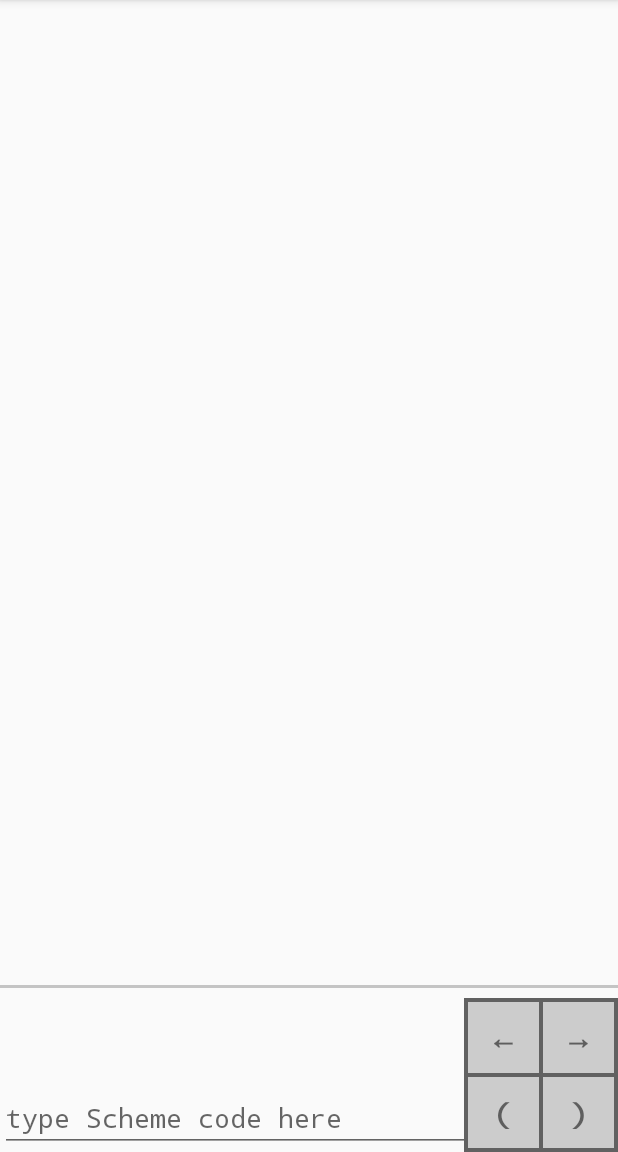
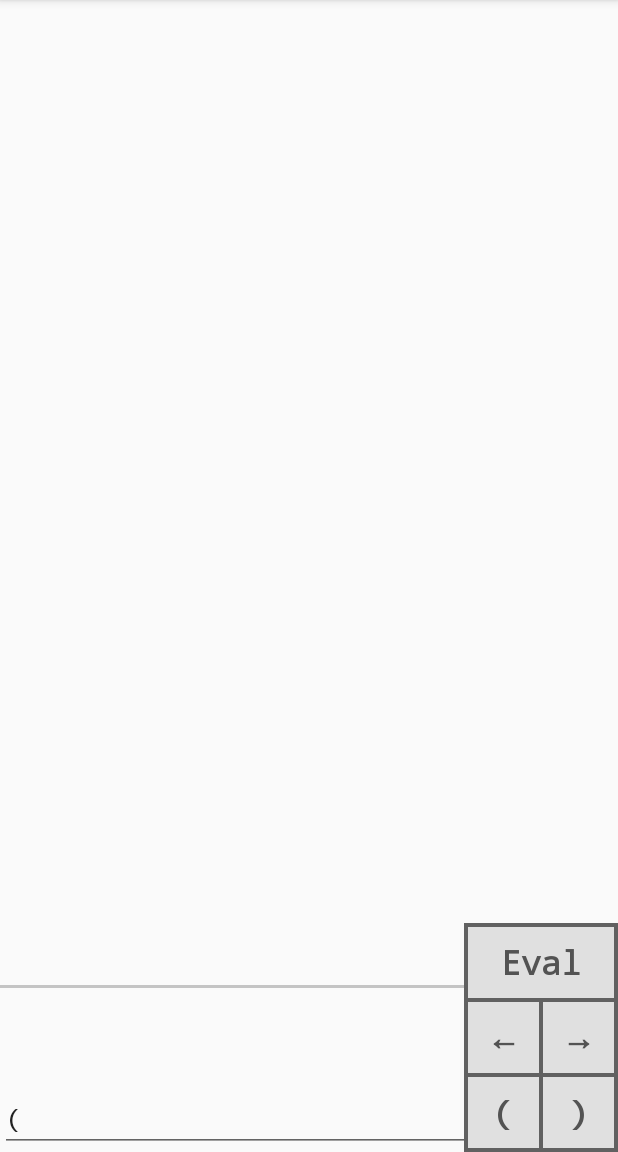
Before and after one commit to magicgoose/schemoid, an Android app: the screen it shows after launch (MainActivity), in the options menu, after a tap on "Settings", on a phone screen of 412 x 824 dp, the part 84-1236 px from its top. Run offline under Robolectric (Android 15) with nearby library versions, the phone set to English and light mode, and no system bars.

Commit message:
some actions for buttons

```diff
--- a/app/src/main/java/magicgoose/schemoid/fragment/ReplFragment.java
+++ b/app/src/main/java/magicgoose/schemoid/fragment/ReplFragment.java
@@ -6,10 +6,15 @@ import android.support.v4.app.Fragment;
 import android.view.LayoutInflater;
 import android.view.View;
 import android.view.ViewGroup;
+import android.widget.EditText;
+import android.widget.Toast;
 
 import magicgoose.schemoid.R;
 
 public class ReplFragment extends Fragment {
+
+    private EditText codeEditText;
+
     @Override
     public void onCreate(final Bundle savedInstanceState) {
         super.onCreate(savedInstanceState);
@@ -21,4 +26,45 @@ public class ReplFragment extends Fragment {
     public View onCreateView(final LayoutInflater inflater, final ViewGroup container, final Bundle savedInstanceState) {
         return inflater.inflate(R.layout.repl, container, false);
     }
+
+    @Override
+    public void onViewCreated(final View view, @Nullable final Bundle savedInstanceState) {
+        super.onViewCreated(view, savedInstanceState);
+        codeEditText = (EditText) view.findViewById(R.id.code_input);
+
+        view.findViewById(R.id.eb_eval).setOnClickListener(this::evalClick);
+
+        view.findViewById(R.id.eb_left_arrow).setOnClickListener(this::arrowClick);
+        view.findViewById(R.id.eb_right_arrow).setOnClickListener(this::arrowClick);
+
+        view.findViewById(R.id.eb_left_paren).setOnClickListener(this::parenClick);
+        view.findViewById(R.id.eb_right_paren).setOnClickListener(this::parenClick);
+    }
+
+    private void parenClick(final View view) {
+        final String paren = view.getId() == R.id.eb_left_paren ? "(" : ")";
+        codeEditText.getText().insert(codeEditText.getSelectionStart(), paren);
+    }
+
+    @Override
+    public void onDestroyView() {
+        super.onDestroyView();
+        this.codeEditText = null;
+    }
+
+    private void arrowClick(final View view) {
+        final int offset = view.getId() == R.id.eb_left_arrow ? -1 : 1;
+        moveCursor(offset);
+    }
+
+    private void moveCursor(final int shift) {
+        final int current = codeEditText.getSelectionStart();
+        final int next = current + shift;
+        final int nextClamped = Math.max(0, Math.min(codeEditText.length(), next));
+        codeEditText.setSelection(nextClamped);
+    }
+
+    private void evalClick(final View view) {
+        Toast.makeText(getActivity(), "Coming soon!", Toast.LENGTH_SHORT).show();
+    }
 }
--- a/app/src/main/res/layout/editor_buttons.xml
+++ b/app/src/main/res/layout/editor_buttons.xml
@@ -5,8 +5,20 @@
               android:layout_height="wrap_content"
               android:padding="@dimen/editor_button_border_size_half"
               android:background="@color/editor_button_border"
-              android:orientation="horizontal"
+              android:orientation="vertical"
     >
+
+    <TextView
+        android:id="@+id/eb_eval"
+        style="@style/EditorButton"
+        android:layout_width="match_parent"
+        android:text="Eval"
+        tools:ignore="HardcodedText"/>
+
+    <LinearLayout
+        android:layout_width="wrap_content"
+        android:layout_height="wrap_content"
+        android:orientation="horizontal">
 
         <LinearLayout
             android:layout_width="wrap_content"
@@ -48,3 +60,5 @@
 
 
     </LinearLayout>
+
+</LinearLayout>
--- a/app/src/main/res/values/colors.xml
+++ b/app/src/main/res/values/colors.xml
@@ -2,6 +2,6 @@
 <resources>
     <color name="divider_color">#c4c4c4</color>
 
-    <color name="editor_button_normal">#cccccc</color>
+    <color name="editor_button_normal">#e0e0e0</color>
     <color name="editor_button_border">#616161</color>
 </resources>
--- a/app/src/main/res/values/styles.xml
+++ b/app/src/main/res/values/styles.xml
@@ -25,8 +25,9 @@
         <item name="android:background">@drawable/editor_button_background</item>
         <item name="android:typeface">monospace</item>
         <item name="android:textStyle">bold</item>
+        <item name="android:textColor">#535353</item>
         <item name="android:gravity">center</item>
-        <item name="android:textSize" tools:ignore="SpUsage">20dp</item>
+        <item name="android:textSize" tools:ignore="SpUsage">22dp</item>
         <item name="android:clickable">true</item>
     </style>
 
--- a/build.gradle
+++ b/build.gradle
@@ -3,9 +3,11 @@
 buildscript {
     repositories {
         jcenter()
+        mavenCentral()
     }
     dependencies {
         classpath 'com.android.tools.build:gradle:1.3.0'
+        classpath 'me.tatarka:gradle-retrolambda:+'
 
         // NOTE: Do not place your application dependencies here; they belong
         // in the individual module build.gradle files
@@ -15,5 +17,6 @@ buildscript {
 allprojects {
     repositories {
         jcenter()
+        mavenCentral()
     }
 }
```
Also changed, not shown: app/build.gradle (+15 -0 lines). Lines whose indentation alone changed are shown as unchanged.
